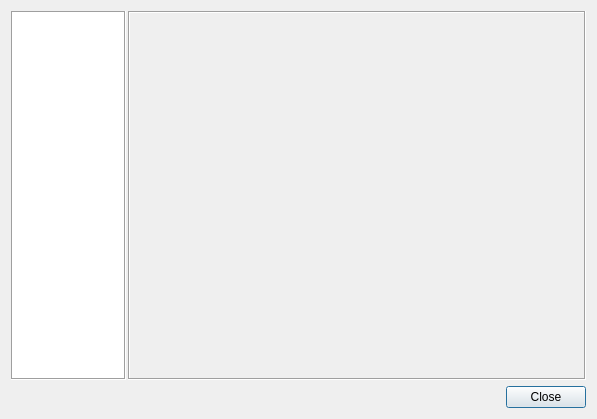
Above: desktop/app/gui/dialogs/optionsdialog.ui from theall/Foreplayer before the change. Below: the same form after it.
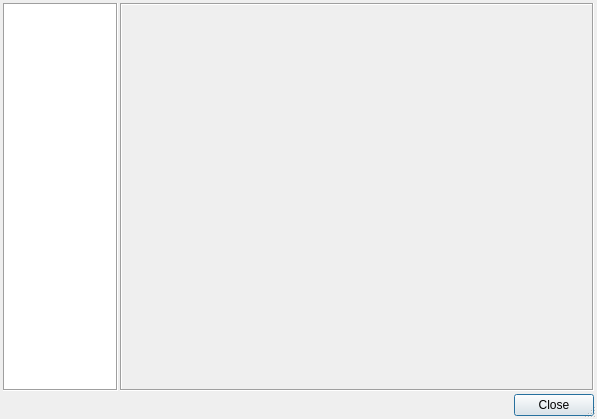
That is the form after the change.

What changed in the file:
```diff
--- a/desktop/app/gui/dialogs/optionsdialog.ui
+++ b/desktop/app/gui/dialogs/optionsdialog.ui
@@ -13,7 +13,25 @@
   <property name="windowTitle">
    <string>Options</string>
   </property>
+  <property name="sizeGripEnabled">
+   <bool>true</bool>
+  </property>
   <layout class="QVBoxLayout" name="verticalLayout">
+   <property name="spacing">
+    <number>3</number>
+   </property>
+   <property name="leftMargin">
+    <number>3</number>
+   </property>
+   <property name="topMargin">
+    <number>3</number>
+   </property>
+   <property name="rightMargin">
+    <number>3</number>
+   </property>
+   <property name="bottomMargin">
+    <number>3</number>
+   </property>
    <item>
     <layout class="QHBoxLayout" name="horizontalLayout" stretch="2,8">
      <property name="spacing">
```
